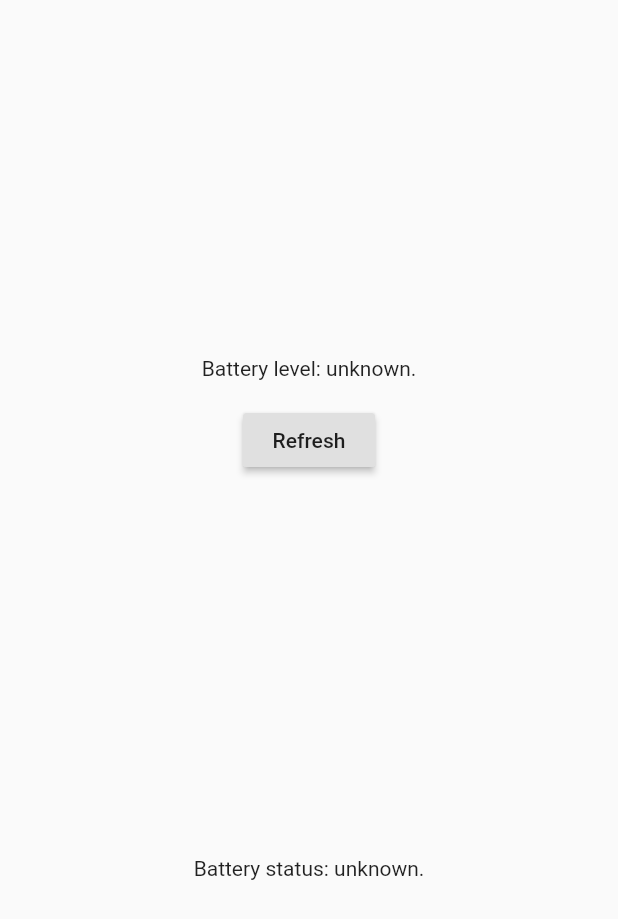
After one commit to teresawu/learn_flutter, a Flutter app: the screen it shows after launch, after a tap on "Battery", on a phone screen of 412 x 824 dp. The commit adds this screen. Shown: the top 919 px of the screen. Run offline on Flutter 3.47's test engine with Material 2 defaults, Android fonts, the phone set to English and light mode, and no system bars; network calls fail.

Commit message:
add battery screen without platform

```diff
--- /dev/null
+++ b/lib/battery/BatteryScreen.dart
@@ -0,0 +1,14 @@
+import 'package:flutter/material.dart';
+import 'package:sample/battery/BatteryWidget.dart';
+
+class BatteryScreen extends StatelessWidget {
+  @override
+  Widget build(BuildContext context) {
+    return MaterialApp(
+      theme: ThemeData(
+        primarySwatch: Colors.blue,
+      ),
+      home: BatteryWidget(),
+    );
+  }
+}
--- /dev/null
+++ b/lib/battery/BatteryWidget.dart
@@ -0,0 +1,76 @@
+import 'dart:async';
+
+import 'package:flutter/material.dart';
+import 'package:flutter/services.dart';
+
+class BatteryWidget extends StatefulWidget {
+  @override
+  BatteryState createState() => BatteryState();
+}
+
+class BatteryState extends State<BatteryWidget> {
+  static const MethodChannel methodChannel =
+      MethodChannel('samples.flutter.io/battery');
+  static const EventChannel eventChannel =
+      EventChannel('samples.flutter.io/charging');
+
+  String _batteryLevel = 'Battery level: unknown.';
+  String _chargingStatus = 'Battery status: unknown.';
+
+  Future<void> _getBatteryLevel() async {
+    String batteryLevel;
+    try {
+      final int result = await methodChannel.invokeMethod('getBatteryLevel');
+      batteryLevel = 'Battery level: $result%.';
+    } on PlatformException {
+      batteryLevel = 'Failed to get battery level.';
+    }
+    setState(() {
+      _batteryLevel = batteryLevel;
+    });
+  }
+
+  @override
+  void initState() {
+    super.initState();
+    eventChannel.receiveBroadcastStream().listen(_onEvent, onError: _onError);
+  }
+
+  void _onEvent(Object event) {
+    setState(() {
+      _chargingStatus =
+          "Battery status: ${event == 'charging' ? '' : 'dis'}charging.";
+    });
+  }
+
+  void _onError(Object error) {
+    setState(() {
+      _chargingStatus = 'Battery status: unknown.';
+    });
+  }
+
+  @override
+  Widget build(BuildContext context) {
+    return Material(
+      child: Column(
+        mainAxisAlignment: MainAxisAlignment.spaceEvenly,
+        children: <Widget>[
+          Column(
+            mainAxisAlignment: MainAxisAlignment.center,
+            children: <Widget>[
+              Text(_batteryLevel, key: const Key('Battery level label')),
+              Padding(
+                padding: const EdgeInsets.all(16.0),
+                child: RaisedButton(
+                  child: const Text('Refresh'),
+                  onPressed: _getBatteryLevel,
+                ),
+              ),
+            ],
+          ),
+          Text(_chargingStatus),
+        ],
+      ),
+    );
+  }
+}
--- a/lib/main.dart
+++ b/lib/main.dart
@@ -1,4 +1,5 @@
 import 'package:flutter/material.dart';
+import 'package:sample/battery/BatteryScreen.dart';
 import 'package:sample/home/HomeScreen.dart';
 import 'package:sample/listview/CountryScreen.dart';
 
@@ -26,7 +27,8 @@ class MainScreen extends StatelessWidget {
               children: <Widget>[
                 _padding(context, "Home Screen", HomeScreen()),
                 _padding(context, "List View", CountryScreen()),
-                _padding(context, "Video Screen", CountryScreen())
+                _padding(context, "Video Screen", CountryScreen()),
+                _padding(context, "Battery", BatteryScreen())
               ],
             )),
       ),
```
